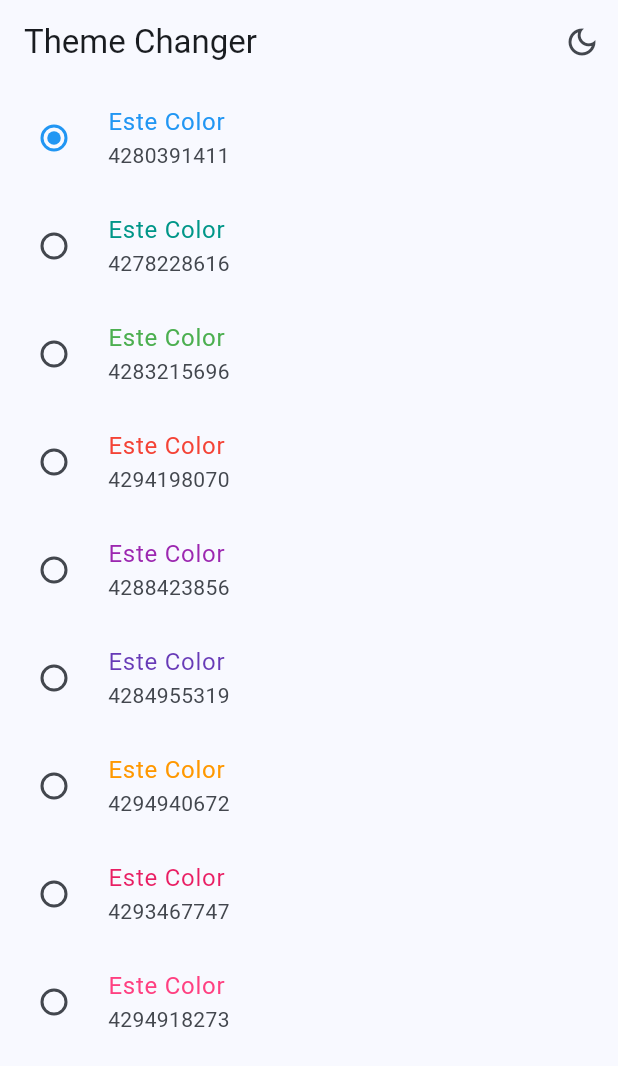
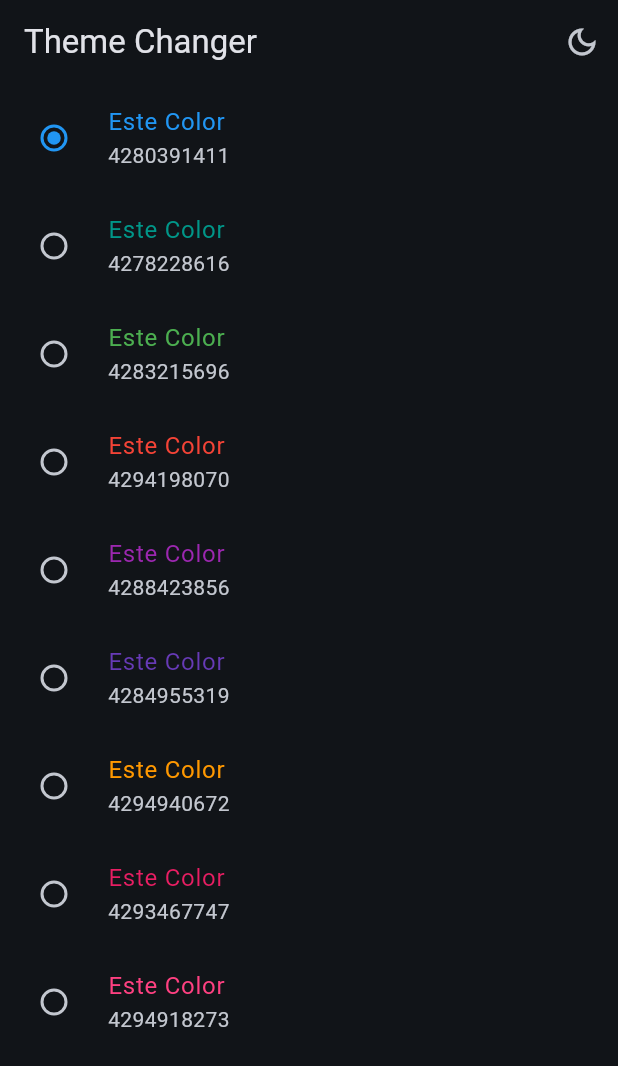
Before and after one commit to DiegoHCH/Widgets-App, a Flutter app: the ThemeChangerScreen screen opened by its route, after a tap on the "light mode" icon, on a phone screen of 412 x 824 dp. Shown: the top 1066 px of the screen. Run offline on Flutter 3.47's test engine with Material 2 defaults, Android fonts, the phone set to English and light mode, and no system bars; our stand-ins replace animate_do, flutter_riverpod, go_router.

Commit message:
StateNotifier para el cambio de Dark a Light y Viceversa

```diff
--- a/lib/config/theme/app_theme.dart
+++ b/lib/config/theme/app_theme.dart
@@ -33,4 +33,12 @@ class AppTheme {
     )
   );
 
+  AppTheme copyWith({
+    int? selectedColor,
+    bool? isDarkMode,
+  }) => AppTheme(
+    selectedColor: selectedColor ?? this.selectedColor,
+    isDarkMode: isDarkMode ?? this.isDarkMode,
+  );
+
 }
--- a/lib/presentation/providers/theme_provider.dart
+++ b/lib/presentation/providers/theme_provider.dart
@@ -15,4 +15,8 @@ class ThemeNotifier extends StateNotifier<AppTheme> {
 
   ThemeNotifier(): super(AppTheme());
 
+  void toogleDarkMode() {
+    state = state.copyWith( isDarkMode: !state.isDarkMode);
+  }
+
 }
--- a/lib/presentation/screens/home/home_screen.dart
+++ b/lib/presentation/screens/home/home_screen.dart
@@ -15,7 +15,7 @@ class HomeScreen extends ConsumerWidget {
   Widget build(BuildContext context, WidgetRef ref) {
 
     final scaffoldKey = GlobalKey<ScaffoldState>();
-    final bool isDarkmode = ref.watch(isDarkmodeProvider);
+    final isDarkmode = ref.watch(themeNotifierProvider).isDarkMode;
 
     return Scaffold(
       key: scaffoldKey,
@@ -24,7 +24,7 @@ class HomeScreen extends ConsumerWidget {
         actions: [
           IconButton(
             onPressed: (){
-              ref.read(isDarkmodeProvider.notifier).update((state) => !state);
+              ref.read(themeNotifierProvider.notifier).toogleDarkMode();
             },
             icon: Icon( isDarkmode ? Icons.dark_mode_outlined : Icons.light_mode_outlined)
           ),
--- a/lib/presentation/screens/theme/theme_changer_screen.dart
+++ b/lib/presentation/screens/theme/theme_changer_screen.dart
@@ -11,7 +11,7 @@ class ThemeChangerScreen extends ConsumerWidget {
   @override
   Widget build(BuildContext context, WidgetRef ref) {
 
-    final bool isDarkmode = ref.watch(isDarkmodeProvider);
+    final isDarkmode = ref.watch(themeNotifierProvider).isDarkMode;
 
     return Scaffold(
       appBar: AppBar(
@@ -19,7 +19,7 @@ class ThemeChangerScreen extends ConsumerWidget {
         actions: [
           IconButton(
             onPressed: (){
-              ref.read(isDarkmodeProvider.notifier).update((state) => !state);
+              ref.read(themeNotifierProvider.notifier).toogleDarkMode();
             },
             icon: Icon( isDarkmode ? Icons.dark_mode_outlined : Icons.light_mode_outlined)
           ),
```
